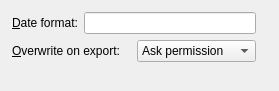
First picture: the form in src/frontends/qt4/ui/PrefOutputUi.ui, repository cburschka/lyx, before the edit.
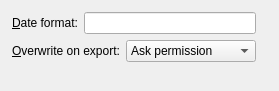
Second picture: the form after the edit.

Commit message: Let the various fields adapt to the length of the translations.

```diff
--- a/src/frontends/qt4/ui/PrefOutputUi.ui
+++ b/src/frontends/qt4/ui/PrefOutputUi.ui
@@ -9,9 +9,9 @@
     <height>91</height>
    </rect>
   </property>
-  <property name="sizePolicy" >
+  <property name="sizePolicy">
    <sizepolicy>
-    <hsizetype>0</hsizetype>
+    <hsizetype>7</hsizetype>
     <vsizetype>0</vsizetype>
     <horstretch>0</horstretch>
     <verstretch>0</verstretch>
@@ -36,6 +36,12 @@
     <property name="spacing" >
      <number>6</number>
     </property>
+    <property name="sizeConstraint">
+     <enum>QLayout::SetMinimumSize</enum>
+    </property>
+    <property name="margin">
+     <number>0</number>
+    </property>
     <item>
      <layout class="QHBoxLayout" >
       <property name="margin" >
@@ -72,8 +78,16 @@
        <number>6</number>
       </property>
       <item>
-       <widget class="QLabel" name="label" >
-        <property name="text" >
+       <widget class="QLabel" name="label">
+        <property name="sizePolicy">
+         <sizepolicy>
+          <hsizetype>5</hsizetype>
+          <vsizetype>5</vsizetype>
+          <horstretch>0</horstretch>
+          <verstretch>0</verstretch>
+         </sizepolicy>
+        </property>
+        <property name="text">
          <string>&amp;Overwrite on export:</string>
         </property>
         <property name="buddy" >
@@ -82,8 +96,16 @@
        </widget>
       </item>
       <item>
-       <widget class="QComboBox" name="overwriteCO" >
-        <property name="toolTip" >
+       <widget class="QComboBox" name="overwriteCO">
+        <property name="sizePolicy">
+         <sizepolicy>
+          <hsizetype>7</hsizetype>
+          <vsizetype>0</vsizetype>
+          <horstretch>0</horstretch>
+          <verstretch>0</verstretch>
+         </sizepolicy>
+        </property>
+        <property name="toolTip">
          <string>What to do when existing files are going to be overwritten on export.</string>
         </property>
         <item>
```
Left out of the diff: 73 changed lines with no effect on the pictures.
